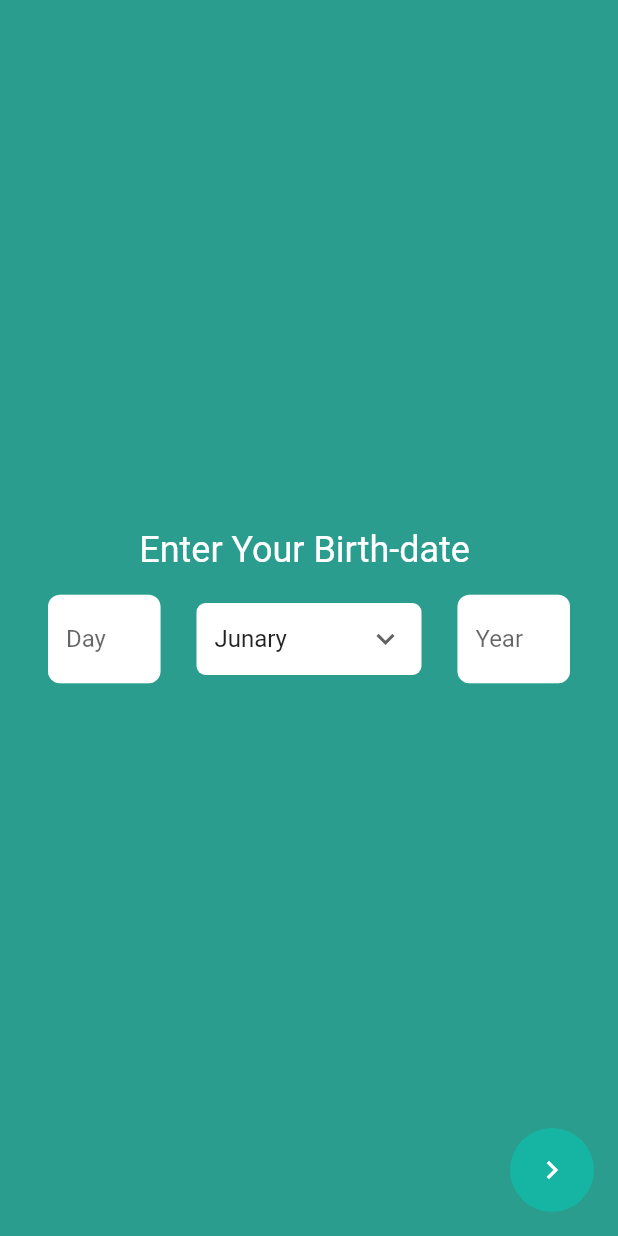
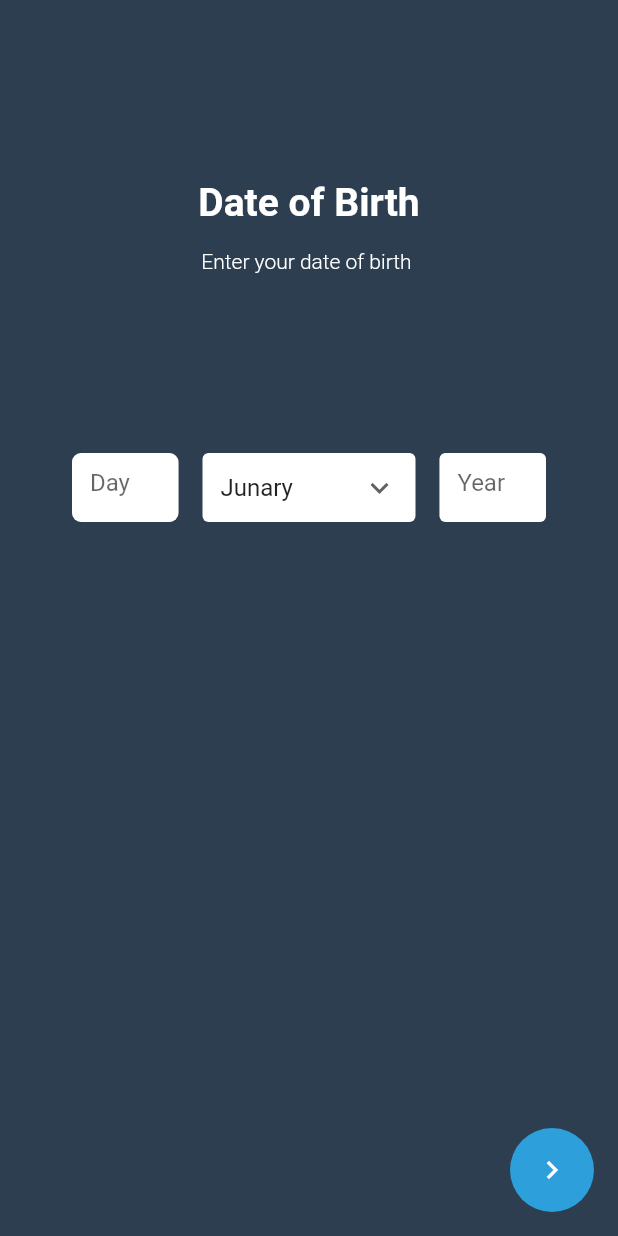
Before and after one commit to ojpro/ageflux, a Flutter app: the screen it shows after launch, on a phone screen of 412 x 824 dp. Run offline on Flutter 3.47's test engine with Material 2 defaults, Android fonts, the phone set to English and light mode, and no system bars.

Commit message:
edit on the interface

```diff
--- a/lib/modules/home/home.dart
+++ b/lib/modules/home/home.dart
@@ -37,32 +37,49 @@ class _HomeScreenState extends State<HomeScreen> {
       body: SafeArea(
         child: Container(
           width: double.infinity,
-          color: const Color(0xff2A9D8E),
+          color: const Color(0xff2C3E50),
           child: Column(
-            mainAxisAlignment: MainAxisAlignment.center,
-            mainAxisSize: MainAxisSize.max,
             children: [
-              const Text(
-                "Enter Your Birth-date ",
-                style: TextStyle(
-                  color: Colors.white,
-                  fontSize: 24,
+              Container(
+                margin: const EdgeInsets.symmetric(vertical: 120),
+                child: Column(
+                  children: const [
+                    Text(
+                      "Date of Birth",
+                      style: TextStyle(
+                        color: Colors.white,
+                        fontWeight: FontWeight.bold,
+                        fontSize: 26,
+                      ),
+                    ),
+                    SizedBox(
+                      height: 16,
+                    ),
+                    Text(
+                      "Enter your date of birth ",
+                      style: TextStyle(
+                        color: Colors.white,
+                        fontWeight: FontWeight.w300,
+                      ),
+                    ),
+                  ],
                 ),
               ),
-              Padding(
-                padding:
-                    const EdgeInsets.symmetric(horizontal: 32, vertical: 16),
+              Container(
+                padding: const EdgeInsets.symmetric(horizontal: 48),
                 child: Row(
                   children: [
                     Expanded(
                       flex: 1,
                       child: DefaultInput(
-                          type: TextInputType.number,
-                          title: "Day",
-                          backgroundColor: Colors.white),
+                        type: TextInputType.number,
+                        title: "Day",
+                        backgroundColor: Colors.white,
+                        radius: 6,
+                      ),
                     ),
                     const SizedBox(
-                      width: 24,
+                      width: 16,
                     ),
                     Expanded(
                         flex: 2,
@@ -75,12 +92,15 @@ class _HomeScreenState extends State<HomeScreen> {
                               });
                             })),
                     const SizedBox(
-                      width: 24,
+                      width: 16,
                     ),
                     Expanded(
                       flex: 1,
                       child: DefaultInput(
-                          title: "Year", backgroundColor: Colors.white),
+                        title: "Year",
+                        type: TextInputType.number,
+                        backgroundColor: Colors.white,
+                      ),
                     ),
                   ],
                 ),
@@ -93,7 +113,7 @@ class _HomeScreenState extends State<HomeScreen> {
         isExtended: true,
         elevation: 0,
         hoverElevation: 0,
-        backgroundColor: const Color(0xff16B4A3),
+        backgroundColor: const Color(0xff2D9FDA),
         onPressed: () {},
         child: const Icon(Icons.keyboard_arrow_right),
       ),
--- a/lib/shared/components/inputs.dart
+++ b/lib/shared/components/inputs.dart
@@ -6,30 +6,41 @@ Widget DefaultInput({
   TextInputType type = TextInputType.text,
   double width = double.infinity,
   Color backgroundColor = Colors.transparent,
+  double radius = 4,
 }) =>
     SizedBox(
       width: width,
+      height: 46,
       child: TextFormField(
-        minLines: 1,
+        expands: false,
         keyboardType: type,
         decoration: InputDecoration(
           hintText: title,
           filled: true,
           fillColor: backgroundColor,
-          focusedBorder: RoundedInput(radius: 8),
-          enabledBorder: RoundedInput(color: Colors.white24, radius: 8),
+          focusedBorder: RoundedInput(radius: radius + 2),
+          enabledBorder: RoundedInput(
+            color: Colors.white24,
+            radius: radius,
+          ),
         ),
       ),
     );
 
-Widget DefaultDropdown(
-        {required String initial,
-        required List items,
-        required Function onChange}) =>
+Widget DefaultDropdown({
+  required String initial,
+  required List items,
+  required Function onChange,
+  double radius = 4,
+  double width = double.infinity,
+  double height = 46,
+}) =>
     Container(
+      width: width,
+      height: height,
       padding: const EdgeInsets.symmetric(horizontal: 12.0),
       decoration: BoxDecoration(
-          color: Colors.white, borderRadius: BorderRadius.circular(6)),
+          color: Colors.white, borderRadius: BorderRadius.circular(radius)),
       child: DropdownButton(
         focusColor: Colors.blueAccent,
         underline: Container(height: 0),
```
